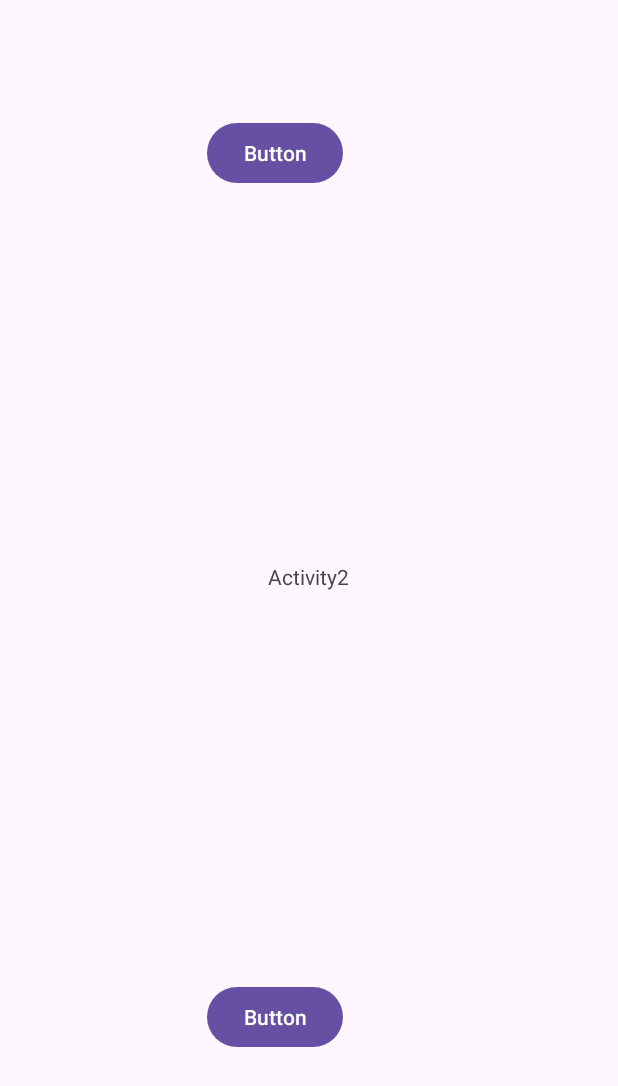
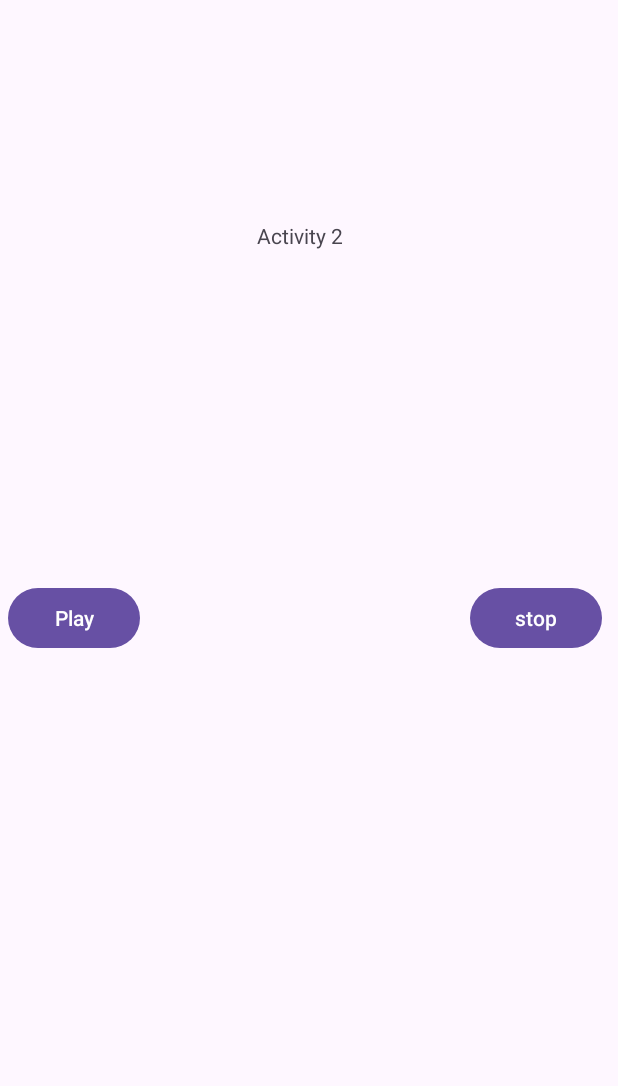
Before and after one commit to hurairamuzammal/Java-Android-Development-Tasks, an Android app: the screen it shows after launch (MainActivity2), on a phone screen of 412 x 824 dp. Shown: the top 1086 px of the screen. Run offline under Robolectric (Android 15) with nearby library versions, the light colour scheme and no system bars; 1 statement that could not run was skipped.

Commit message:
many changes

```diff
--- a/task10_notification/SMD(1)/SMD/app/build.gradle.kts
+++ b/task10_notification/SMD(1)/SMD/app/build.gradle.kts
@@ -32,11 +32,14 @@ android {
 }
 
 dependencies {
-
     implementation(libs.appcompat)
     implementation(libs.material)
     implementation(libs.activity)
     implementation(libs.constraintlayout)
+
+    // Add media library for notification controls
+    implementation("androidx.media:media:1.6.0")
+
     testImplementation(libs.junit)
     androidTestImplementation(libs.ext.junit)
     androidTestImplementation(libs.espresso.core)
--- a/task10_notification/SMD(1)/SMD/app/src/main/java/com/example/foregroundservice/MusicServices.java
+++ b/task10_notification/SMD(1)/SMD/app/src/main/java/com/example/foregroundservice/MusicServices.java
@@ -58,8 +58,8 @@ public class MusicServices extends Service {
     public int onStartCommand(Intent intent, int flags, int startId) {
 
         Notification notification = new NotificationCompat.Builder(this, "music_channel_id")
-                .setContentTitle("Playing Music")
-                .setContentText("Your tune is playing in the background.")
+                .setContentTitle("My Application")
+                .setContentText("App is Ringing")
                 .setSmallIcon(R.drawable.ic_launcher_foreground)  // Must be a valid icon
                 .setPriority(NotificationCompat.PRIORITY_LOW)
                 .build();
--- a/task10_notification/SMD(1)/SMD/app/src/main/res/layout/activity_main2.xml
+++ b/task10_notification/SMD(1)/SMD/app/src/main/res/layout/activity_main2.xml
@@ -11,14 +11,14 @@
         android:id="@+id/button5"
         android:layout_width="wrap_content"
         android:layout_height="wrap_content"
-        android:layout_marginStart="138dp"
-        android:layout_marginTop="163dp"
-        android:layout_marginEnd="183dp"
-        android:layout_marginBottom="264dp"
-        android:text="Button"
-        app:layout_constraintBottom_toTopOf="@+id/button6"
-        app:layout_constraintEnd_toEndOf="parent"
-        app:layout_constraintHorizontal_bias="1.0"
+        android:layout_marginStart="60dp"
+        android:layout_marginTop="341dp"
+        android:layout_marginEnd="110dp"
+        android:layout_marginBottom="342dp"
+        android:text="Play"
+        app:layout_constraintBottom_toBottomOf="parent"
+        app:layout_constraintEnd_toStartOf="@+id/button6"
+        app:layout_constraintHorizontal_bias="0.0"
         app:layout_constraintStart_toStartOf="parent"
         app:layout_constraintTop_toTopOf="parent" />
 
@@ -26,27 +26,27 @@
         android:id="@+id/button6"
         android:layout_width="wrap_content"
         android:layout_height="wrap_content"
-        android:layout_marginStart="138dp"
-        android:layout_marginTop="264dp"
-        android:layout_marginEnd="183dp"
-        android:layout_marginBottom="208dp"
-        android:text="Button"
+        android:layout_marginStart="110dp"
+        android:layout_marginTop="341dp"
+        android:layout_marginEnd="65dp"
+        android:layout_marginBottom="342dp"
+        android:text="stop"
         app:layout_constraintBottom_toBottomOf="parent"
         app:layout_constraintEnd_toEndOf="parent"
-        app:layout_constraintStart_toStartOf="parent"
-        app:layout_constraintTop_toBottomOf="@+id/button5" />
+        app:layout_constraintStart_toEndOf="@+id/button5"
+        app:layout_constraintTop_toTopOf="parent" />
 
     <TextView
-        android:id="@+id/textView2"
+        android:id="@+id/textView3"
         android:layout_width="wrap_content"
         android:layout_height="wrap_content"
-        android:layout_marginStart="176dp"
-        android:layout_marginTop="249dp"
-        android:layout_marginEnd="177dp"
-        android:layout_marginBottom="260dp"
-        android:text="Activity2"
-        app:layout_constraintBottom_toTopOf="@+id/button6"
+        android:layout_marginStart="160dp"
+        android:layout_marginTop="83dp"
+        android:layout_marginEnd="172dp"
+        android:layout_marginBottom="158dp"
+        android:text="Activity 2"
+        app:layout_constraintBottom_toTopOf="@+id/button5"
         app:layout_constraintEnd_toEndOf="parent"
         app:layout_constraintStart_toStartOf="parent"
-        app:layout_constraintTop_toBottomOf="@+id/button5" />
+        app:layout_constraintTop_toTopOf="parent" />
 </androidx.constraintlayout.widget.ConstraintLayout>
```
Also changed, not shown: task_manager/app/src/main/java/com/example/task_manager/MainActivity.java (+6 -1 lines), task_manager/app/src/main/java/com/example/task_manager/Notification.java (+63 -7 lines), 8 other files.
